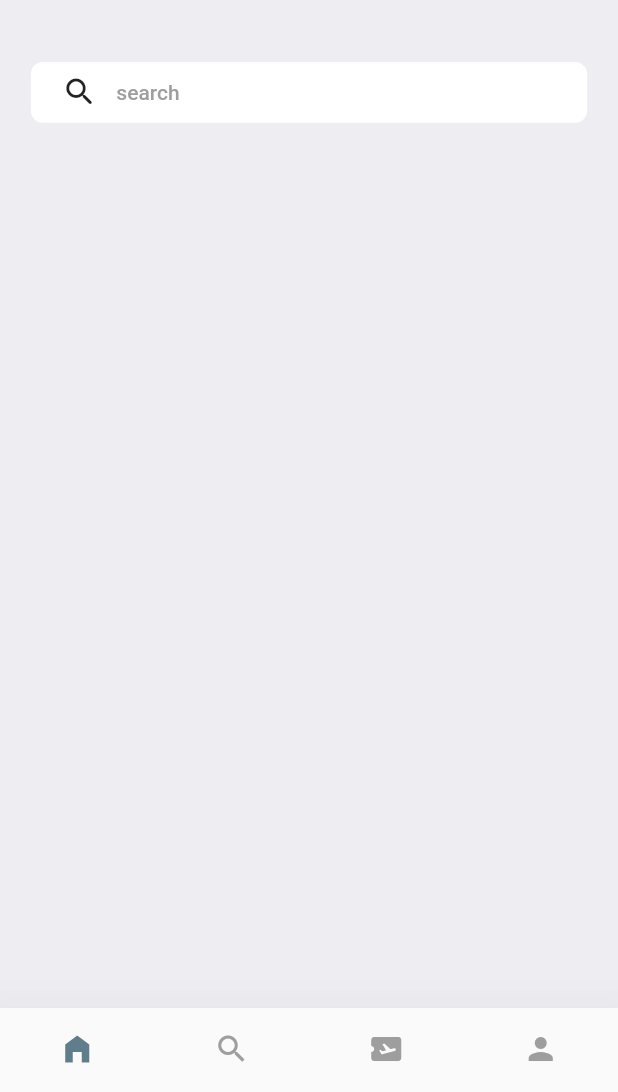
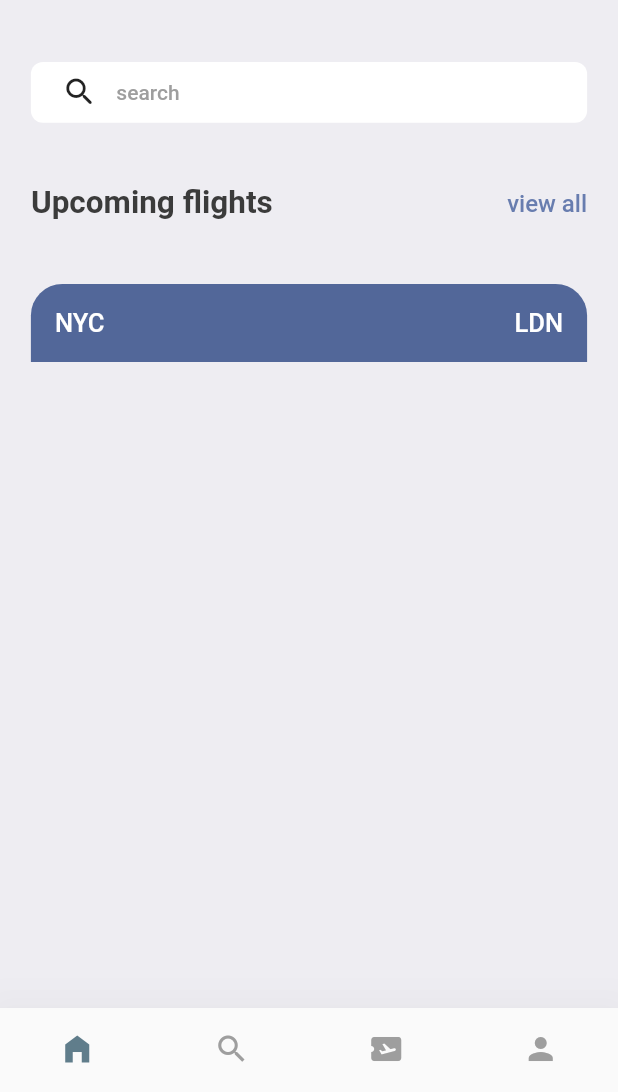
Before and after one commit to stone-hem/flutter_ticket, a Flutter app: the screen it shows after launch, on a phone screen of 412 x 824 dp, the part 144-1236 px from its top. Run offline on Flutter 3.47's test engine with Material 2 defaults, Android fonts, the light colour scheme and no system bars.

Commit message:
ticket view

```diff
--- a/lib/screens/home.dart
+++ b/lib/screens/home.dart
@@ -1,4 +1,5 @@
 import 'package:flutter/material.dart';
+import 'package:flutter_ticket/screens/ticket_view.dart';
 import 'package:flutter_ticket/utils/app_styles.dart';
 
 class Home extends StatelessWidget {
@@ -13,19 +14,31 @@ class Home extends StatelessWidget {
       body: ListView(
         children: [
           Container(
-            padding:EdgeInsets.symmetric(horizontal: width*0.05, ),
+            padding: EdgeInsets.symmetric(
+              horizontal: width * 0.05,
+            ),
             child: Column(
               children: [
-                SizedBox(height: height*0.05,),
+                SizedBox(
+                  height: height * 0.05,
+                ),
                 Row(
                   mainAxisAlignment: MainAxisAlignment.spaceBetween,
                   children: [
                     Column(
                       crossAxisAlignment: CrossAxisAlignment.start,
-                      children:  [
-                        Text('Good morning', style: Styles.headStyle3,),
-                        const SizedBox(height: 5,),
-                        Text('Book tickets', style:  Styles.headStyle,),
+                      children: [
+                        Text(
+                          'Good morning',
+                          style: Styles.headStyle3,
+                        ),
+                        const SizedBox(
+                          height: 5,
+                        ),
+                        Text(
+                          'Book tickets',
+                          style: Styles.headStyle,
+                        ),
                       ],
                     ),
                     Container(
@@ -39,19 +52,54 @@ class Home extends StatelessWidget {
                     )
                   ],
                 ),
-                SizedBox(height: height*0.05,),
+                SizedBox(
+                  height: height * 0.05,
+                ),
                 Container(
-                  padding: EdgeInsets.symmetric(horizontal: width*0.05, vertical: height*0.01),
-                  decoration:  BoxDecoration(
-                    borderRadius: BorderRadius.circular(8),
-                    color: Colors.white
+                  padding: EdgeInsets.symmetric(
+                      horizontal: width * 0.05, vertical: height * 0.01),
+                  decoration: BoxDecoration(
+                      borderRadius: BorderRadius.circular(8),
+                      color: Colors.white),
+                  child: Row(
+                    children: [
+                      const Icon(Icons.search_rounded),
+                      SizedBox(
+                        width: width * 0.03,
+                      ),
+                      Text(
+                        "search",
+                        style: Styles.headStyle4,
+                      ),
+                    ],
                   ),
-                  child: Row(children: [
-                    const Icon(Icons.search_rounded),
-                    SizedBox(width: width*0.03,),
-                    Text("search", style: Styles.headStyle4,),
-                  ],),
-                )
+                ),
+                SizedBox(
+                  height: height * 0.05,
+                ),
+                Row(
+                  mainAxisAlignment: MainAxisAlignment.spaceBetween,
+                  children: [
+                    Text(
+                      "Upcoming flights",
+                      style: Styles.headStyle2,
+                    ),
+                    InkWell(
+                      onTap: () {
+                        print("view all");
+                      },
+                      child: Text(
+                        "view all",
+                        style: Styles.textStyle
+                            .copyWith(color: Styles.primaryColor),
+                      ),
+                    )
+                  ],
+                ),
+                 SizedBox(
+                  height: height * 0.05,
+                ),
+                TicketView()
               ],
             ),
           )
--- /dev/null
+++ b/lib/screens/ticket_view.dart
@@ -0,0 +1,46 @@
+import 'package:flutter/material.dart';
+import 'package:flutter/src/widgets/framework.dart';
+import 'package:flutter/src/widgets/placeholder.dart';
+import 'package:flutter_ticket/utils/app_layout.dart';
+import 'package:flutter_ticket/utils/app_styles.dart';
+
+class TicketView extends StatefulWidget {
+  const TicketView({super.key});
+
+  @override
+  State<TicketView> createState() => _TicketViewState();
+}
+
+class _TicketViewState extends State<TicketView> {
+  @override
+  Widget build(BuildContext context) {
+    final size=Applayout.getSize(context);
+    return SizedBox(
+      width: size.width,
+      height: size.height*0.5,
+      child: Container(
+        child: Column(
+          children: [
+            Container(
+              decoration: const BoxDecoration(
+                color: Color(0xFF526799),
+                borderRadius: BorderRadius.only(topLeft: Radius.circular(21), topRight: Radius.circular(21))
+              ),
+              padding: const EdgeInsets.all(16),
+              child: Column(
+                children: [
+                  Row(
+                    children: [
+                    Text("NYC",style: Styles.headStyle3.copyWith(color: Colors.white),),
+                    const Spacer(),
+                    Text("LDN",style: Styles.headStyle3.copyWith(color: Colors.white),),
+                  ],)
+                ],
+              ),
+            )
+          ],
+        ),
+      ),
+    );
+  }
+}
--- /dev/null
+++ b/lib/utils/app_layout.dart
@@ -0,0 +1,7 @@
+import 'package:flutter/material.dart';
+
+class Applayout {
+  static getSize(BuildContext context) {
+    return MediaQuery.of(context).size;
+  }
+}
```
